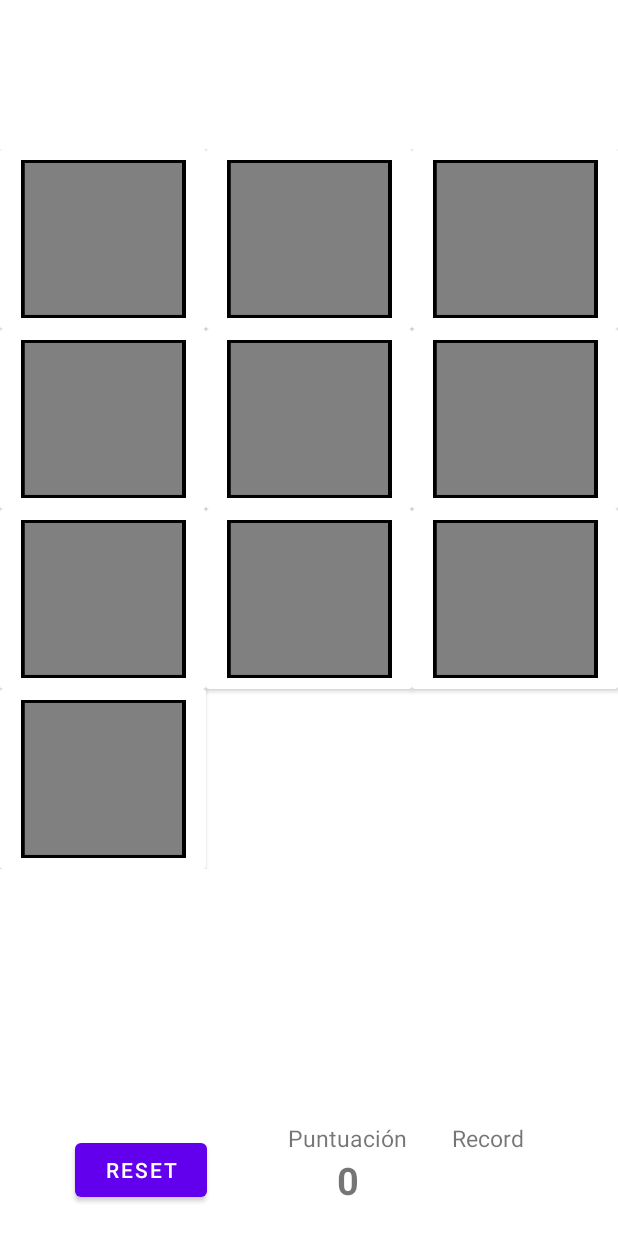
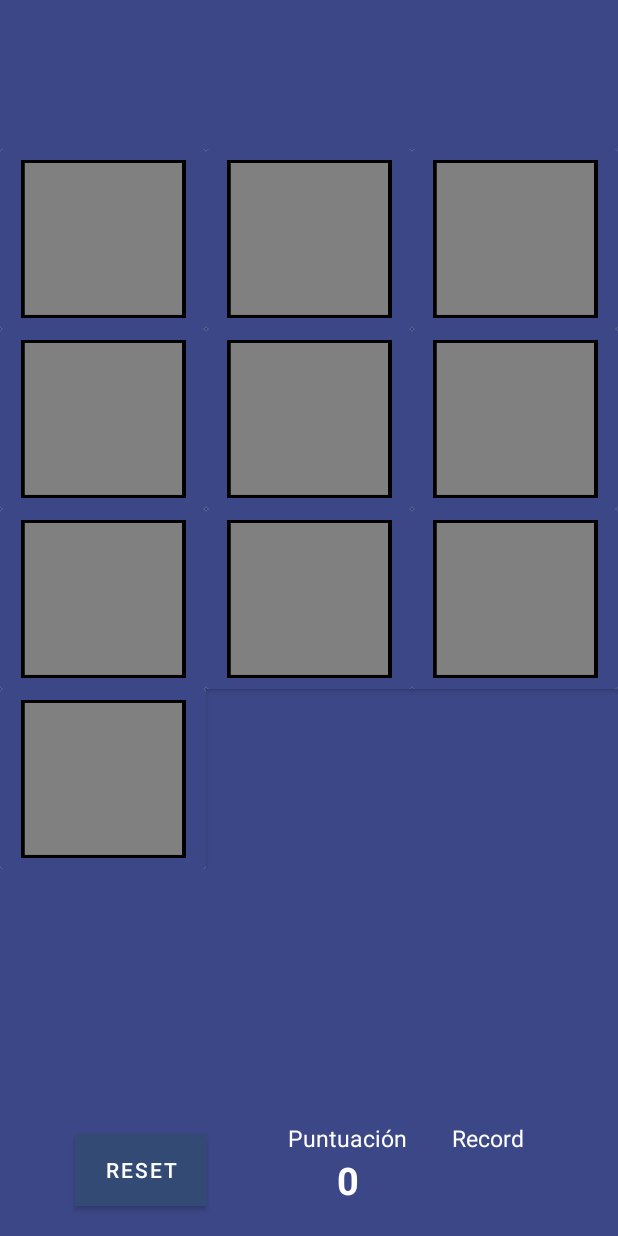
Before and after one commit to castorfaener/couples, an Android app: the screen it shows after launch (MainActivity), after a tap on "START", on a phone screen of 412 x 824 dp. Run offline under Robolectric (Android 15) with nearby library versions, the phone set to English and light mode, and no system bars.

Commit message:
background color changed

```diff
--- a/app/src/main/res/layout/activity_main.xml
+++ b/app/src/main/res/layout/activity_main.xml
@@ -4,6 +4,7 @@
     xmlns:tools="http://schemas.android.com/tools"
     android:layout_width="match_parent"
     android:layout_height="match_parent"
+    android:background="@color/back_ground"
     tools:context=".MainActivity">
 
     <Button
@@ -12,6 +13,7 @@
         android:layout_height="wrap_content"
         android:layout_marginStart="50dp"
         android:layout_marginBottom="20dp"
+        android:background="@color/primary_light"
         android:text="@string/btnStart"
         app:layout_constraintBottom_toBottomOf="parent"
         app:layout_constraintStart_toStartOf="parent" />
@@ -20,7 +22,7 @@
         android:id="@+id/rvCards"
         android:layout_width="match_parent"
         android:layout_height="wrap_content"
-
+        android:background="@color/back_ground"
         android:layout_marginTop="50dp"
         app:layout_constraintBottom_toTopOf="@+id/textView2"
         app:layout_constraintEnd_toEndOf="parent"
@@ -31,8 +33,9 @@
         android:id="@+id/tvScoreText"
         android:layout_width="wrap_content"
         android:layout_height="wrap_content"
-        android:background="@color/white"
+        android:background="@color/back_ground"
         android:text="@string/tvPoints"
+        android:textColor="@color/white"
         android:textSize="15dp"
         app:layout_constraintBottom_toTopOf="@+id/tvScore"
         app:layout_constraintEnd_toEndOf="@+id/tvMaxScore"
@@ -43,9 +46,10 @@
         android:layout_width="wrap_content"
         android:layout_height="wrap_content"
         android:layout_marginBottom="20dp"
-        android:background="@color/white"
+        android:background="@color/back_ground"
         android:textSize="25dp"
         android:textStyle="bold"
+        android:textColor="@color/white"
         app:layout_constraintBottom_toBottomOf="parent"
         app:layout_constraintEnd_toEndOf="@+id/tvMaxScore"
         app:layout_constraintStart_toEndOf="@+id/btnStart"
@@ -55,9 +59,10 @@
         android:id="@+id/tvMaxScoreText"
         android:layout_width="wrap_content"
         android:layout_height="wrap_content"
-        android:background="@color/white"
+        android:background="@color/back_ground"
         android:text="@string/tvMaxPoints"
         android:textSize="15dp"
+        android:textColor="@color/white"
         app:layout_constraintBottom_toTopOf="@+id/tvScore"
         app:layout_constraintEnd_toEndOf="parent"
         app:layout_constraintStart_toEndOf="@+id/tvScore" />
@@ -67,10 +72,10 @@
         android:layout_width="wrap_content"
         android:layout_height="wrap_content"
         android:layout_marginBottom="20dp"
-        android:background="@color/white"
+        android:background="@color/back_ground"
         android:textSize="25dp"
         android:textStyle="bold"
-        android:textColor="@color/maxScore"
+        android:textColor="#F80202"
         app:layout_constraintBottom_toBottomOf="parent"
         app:layout_constraintEnd_toEndOf="parent"
         app:layout_constraintStart_toEndOf="@+id/tvScore"
--- a/app/src/main/res/layout/item_letter.xml
+++ b/app/src/main/res/layout/item_letter.xml
@@ -2,14 +2,15 @@
 <androidx.cardview.widget.CardView xmlns:android="http://schemas.android.com/apk/res/android"
     xmlns:app="http://schemas.android.com/apk/res-auto"
     xmlns:tools="http://schemas.android.com/tools"
-
+    android:background="@color/back_ground"
     android:layout_width="match_parent"
     android:layout_height="wrap_content">
 
 
     <androidx.constraintlayout.widget.ConstraintLayout
         android:layout_width="match_parent"
-        android:layout_height="wrap_content">
+        android:layout_height="wrap_content"
+        android:background="@color/back_ground">
 
         <ImageView
             android:id="@+id/ivLetter"
--- a/app/src/main/res/values-night/themes.xml
+++ b/app/src/main/res/values-night/themes.xml
@@ -2,8 +2,8 @@
     <!-- Base application theme. -->
     <style name="Theme.Pairs" parent="Theme.MaterialComponents.DayNight.DarkActionBar">
         <!-- Primary brand color. -->
-        <item name="colorPrimary">@color/purple_200</item>
-        <item name="colorPrimaryVariant">@color/purple_700</item>
+        <item name="colorPrimary">@color/primary_light</item>
+        <item name="colorPrimaryVariant">@color/primary_dark</item>
         <item name="colorOnPrimary">@color/black</item>
         <!-- Secondary brand color. -->
         <item name="colorSecondary">@color/teal_200</item>
--- a/app/src/main/res/values/colors.xml
+++ b/app/src/main/res/values/colors.xml
@@ -1,11 +1,12 @@
 <?xml version="1.0" encoding="utf-8"?>
 <resources>
-    <color name="purple_200">#FFBB86FC</color>
-    <color name="purple_500">#FF6200EE</color>
-    <color name="purple_700">#FF3700B3</color>
+    <color name="primary_light">#6175a4</color>
+    <color name="primary">#334a75</color>
+    <color name="primary_dark">#002349</color>
     <color name="teal_200">#FF03DAC5</color>
     <color name="teal_700">#FF018786</color>
     <color name="black">#FF000000</color>
     <color name="white">#FFFFFFFF</color>
     <color name="maxScore">#8B170E</color>
+    <color name="back_ground">#3C4787</color>
 </resources>
--- a/app/src/main/res/values/themes.xml
+++ b/app/src/main/res/values/themes.xml
@@ -2,8 +2,8 @@
     <!-- Base application theme. -->
     <style name="Theme.Pairs" parent="Theme.MaterialComponents.DayNight.DarkActionBar">
         <!-- Primary brand color. -->
-        <item name="colorPrimary">@color/purple_500</item>
-        <item name="colorPrimaryVariant">@color/purple_700</item>
+        <item name="colorPrimary">@color/primary</item>
+        <item name="colorPrimaryVariant">@color/primary_dark</item>
         <item name="colorOnPrimary">@color/white</item>
         <!-- Secondary brand color. -->
         <item name="colorSecondary">@color/teal_200</item>
```
